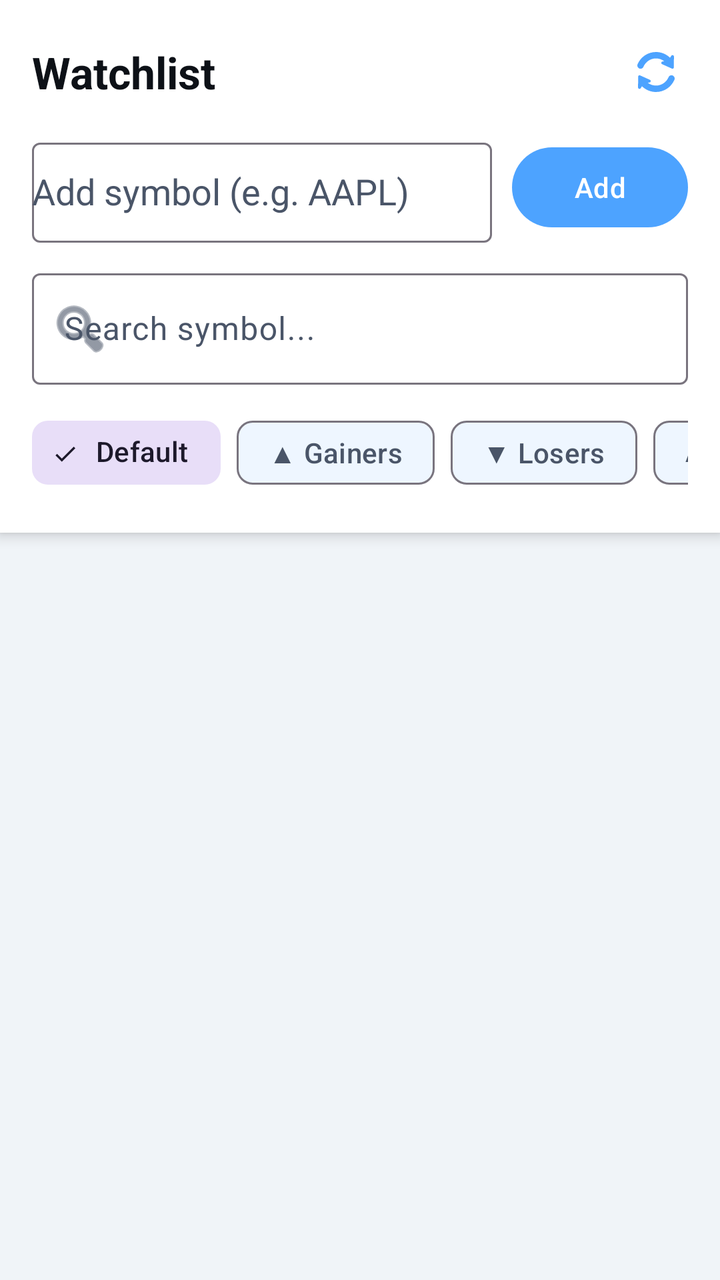
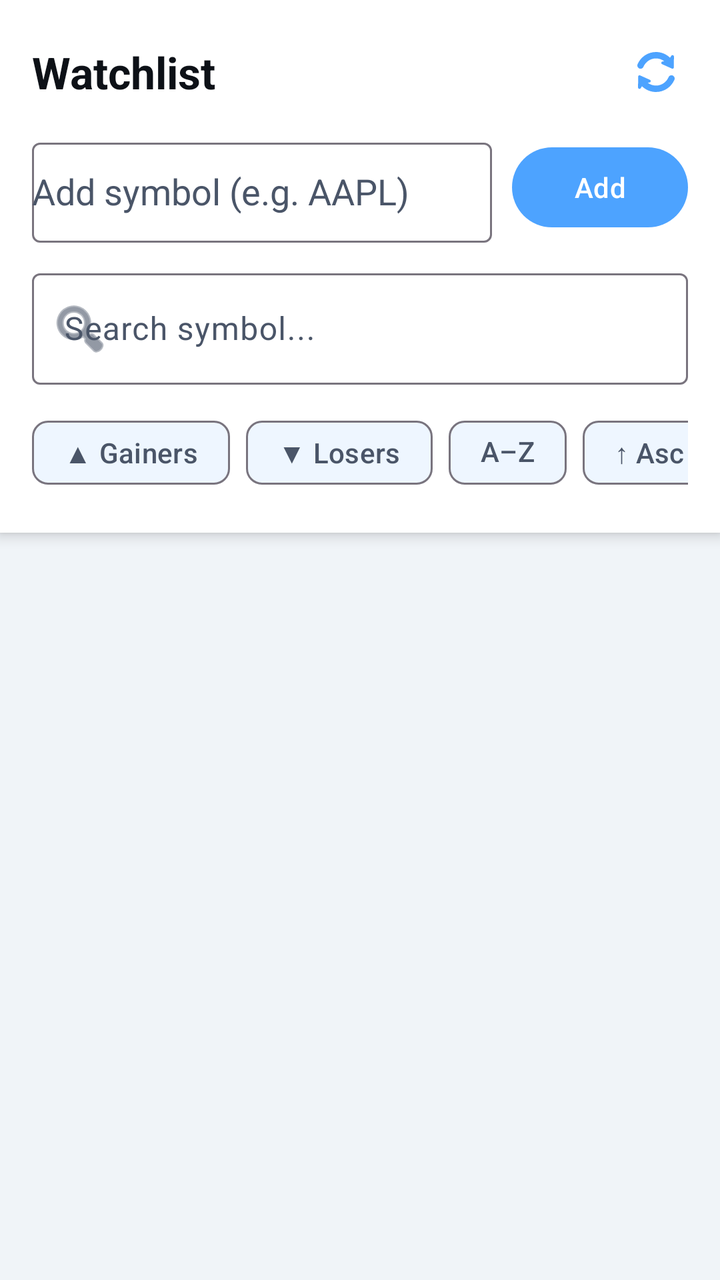

The first picture is an Android layout as it rendered before a commit; the second is the same layout after the commit. The layout source and the unified diff follow.
<!-- AndroidManifest.xml: application theme Theme.Chart -->
<!-- res/layout/fragment_watchlist.xml -->
<?xml version="1.0" encoding="utf-8"?>
<LinearLayout
    xmlns:android="http://schemas.android.com/apk/res/android"
    xmlns:app="http://schemas.android.com/apk/res-auto"
    android:layout_width="match_parent"
    android:layout_height="match_parent"
    android:orientation="vertical"
    android:background="?attr/colorBackground">

    
    <com.google.android.material.card.MaterialCardView
        android:layout_width="match_parent"
        android:layout_height="wrap_content"
        android:layout_margin="0dp"
        app:cardCornerRadius="0dp"
        app:cardElevation="4dp"
        app:strokeWidth="0dp">

        <LinearLayout
            android:layout_width="match_parent"
            android:layout_height="wrap_content"
            android:orientation="vertical"
            android:background="?attr/colorSurface"
            android:padding="16dp">

            
            <LinearLayout
                android:layout_width="match_parent"
                android:layout_height="wrap_content"
                android:orientation="horizontal"
                android:gravity="center_vertical">

                <TextView
                    android:layout_width="0dp"
                    android:layout_height="wrap_content"
                    android:layout_weight="1"
                    android:text="Watchlist"
                    android:textColor="?attr/colorOnSurface"
                    android:textSize="22sp"
                    android:textStyle="bold" />

                <com.google.android.material.button.MaterialButton
                    android:id="@+id/btnRefreshWatchlist"
                    style="@style/Widget.Material3.Button.IconButton"
                    android:layout_width="40dp"
                    android:layout_height="40dp"
                    android:contentDescription="Refresh"
                    app:icon="@drawable/baseline_refresh_24"
                    app:iconTint="?attr/colorPrimary" />

            </LinearLayout>

            
            <LinearLayout
                android:layout_width="match_parent"
                android:layout_height="wrap_content"
                android:orientation="horizontal"
                android:layout_marginTop="10dp"
                android:gravity="center_vertical">

                <com.google.android.material.textfield.TextInputLayout
                    style="@style/Widget.Material3.TextInputLayout.OutlinedBox"
                    android:layout_width="0dp"
                    android:layout_height="wrap_content"
                    android:layout_marginEnd="10dp"
                    android:layout_weight="1"
                    android:hint="Add symbol (e.g. AAPL)">

                    <AutoCompleteTextView
                        android:id="@+id/stockAutoInput"
                        android:layout_width="match_parent"
                        android:layout_height="50dp"
                        android:completionThreshold="1"
                        android:dropDownVerticalOffset="2dp"
                        android:imeOptions="actionDone"
                        android:inputType="textCapCharacters"
                        android:popupBackground="?attr/colorSurface"
                        android:textColor="?attr/colorOnSurface"
                        android:textColorHint="?attr/colorOnSurfaceVariant" />

                </com.google.android.material.textfield.TextInputLayout>

                <com.google.android.material.button.MaterialButton
                    android:id="@+id/addStockBtn"
                    style="@style/Widget.Material3.Button"
                    android:layout_width="wrap_content"
                    android:layout_height="wrap_content"
                    android:text="Add"
                    android:textAllCaps="false" />

            </LinearLayout>

            
            <com.google.android.material.textfield.TextInputLayout
                android:id="@+id/searchLayout"
                android:layout_width="match_parent"
                android:layout_height="wrap_content"
                android:layout_marginTop="10dp"
                style="@style/Widget.Material3.TextInputLayout.OutlinedBox"
                app:startIconDrawable="@android:drawable/ic_menu_search"
                android:hint="Search symbol...">

                <com.google.android.material.textfield.TextInputEditText
                    android:id="@+id/searchInput"
                    android:layout_width="match_parent"
                    android:layout_height="wrap_content"
                    android:imeOptions="actionSearch"
                    android:inputType="text"
                    android:textColor="?attr/colorOnSurface"
                    android:textColorHint="?attr/colorOnSurfaceVariant" />
            </com.google.android.material.textfield.TextInputLayout>

            
            <HorizontalScrollView
                android:layout_width="match_parent"
                android:layout_height="wrap_content"
                android:layout_marginTop="10dp"
                android:scrollbars="none">

                <com.google.android.material.chip.ChipGroup
                    android:id="@+id/sortChipGroup"
                    android:layout_width="wrap_content"
                    android:layout_height="wrap_content"
                    app:singleSelection="true"
                    app:selectionRequired="true">

                    <com.google.android.material.chip.Chip
                        android:id="@+id/chipSortDefault"
                        style="@style/Widget.Material3.Chip.Filter"
                        android:layout_width="wrap_content"
                        android:layout_height="wrap_content"
                        android:text="Default"
                        android:checked="true" />

                    <com.google.android.material.chip.Chip
                        android:id="@+id/chipSortGain"
                        style="@style/Widget.Material3.Chip.Filter"
                        android:layout_width="wrap_content"
                        android:layout_height="wrap_content"
                        android:text="▲ Gainers" />

                    <com.google.android.material.chip.Chip
                        android:id="@+id/chipSortLoss"
                        style="@style/Widget.Material3.Chip.Filter"
                        android:layout_width="wrap_content"
                        android:layout_height="wrap_content"
                        android:text="▼ Losers" />

                    <com.google.android.material.chip.Chip
                        android:id="@+id/chipSortAlpha"
                        style="@style/Widget.Material3.Chip.Filter"
                        android:layout_width="wrap_content"
                        android:layout_height="wrap_content"
                        android:text="A–Z" />

                </com.google.android.material.chip.ChipGroup>
            </HorizontalScrollView>

        </LinearLayout>
    </com.google.android.material.card.MaterialCardView>

    
    <androidx.recyclerview.widget.RecyclerView
        android:id="@+id/watchlistRecyclerView"
        android:layout_width="match_parent"
        android:layout_height="0dp"
        android:layout_weight="1"
        android:clipToPadding="false"
        android:paddingVertical="8dp"
        android:scrollbars="none" />

</LinearLayout>
<!-- resources referenced by this layout -->
<resources>
  <style name="Theme.Chart" parent="Base.Theme.MogoMarket" />
  <style name="Base.Theme.MogoMarket" parent="Theme.Material3.DayNight.NoActionBar">
          <item name="colorPrimary">@color/primary</item>
          <item name="colorPrimaryVariant">@color/primary_dark</item>
          <item name="colorOnPrimary">@color/white</item>
          <item name="colorSecondary">@color/bg_card</item>
          <item name="colorOnSecondary">@color/text_primary</item>
          <item name="colorSurface">@color/bg_secondary</item>
          <item name="colorOnSurface">@color/text_primary</item>
          <item name="android:colorBackground">@color/bg_primary</item>
          <item name="colorBackground">@color/bg_primary</item>
          <item name="colorOnBackground">@color/text_primary</item>
          <item name="colorOnSurfaceVariant">@color/text_secondary</item>
          <item name="colorError">@color/loss</item>
          <item name="colorOnError">@color/white</item>
          <item name="android:textColor">@color/text_primary</item>
          <item name="materialCardViewStyle">@style/CardStyle</item>
          <item name="android:statusBarColor">@color/bg_primary</item>
          
          <item name="android:windowLightStatusBar">true</item>
          
          <item name="bottomNavigationStyle">@style/BottomNavStyle</item>
      </style>
  <color name="primary">#4DA3FF</color>
  <color name="primary_dark">#1C6DD0</color>
  <color name="white">#FFFFFF</color>
  <color name="bg_card">#FFFFFF</color>
  <color name="text_primary">#0D1117</color>
  <color name="bg_secondary">#FFFFFF</color>
  <color name="bg_primary">#F0F4F8</color>
  <color name="text_secondary">#4A5568</color>
  <color name="loss">#FF4D4D</color>
  <style name="CardStyle" parent="Widget.Material3.CardView.Elevated">
          <item name="cardBackgroundColor">@color/bg_card</item>
          <item name="strokeColor">@color/colorDivider</item>
          <item name="strokeWidth">0dp</item>
          <item name="cardCornerRadius">16dp</item>
          <item name="cardElevation">2dp</item>
      </style>
  <style name="BottomNavStyle" parent="Widget.Material3.BottomNavigationView">
          <item name="android:background">?attr/colorSurface</item>
          <item name="elevation">8dp</item>
          <item name="labelVisibilityMode">labeled</item>
          <item name="itemActiveIndicatorStyle">@style/BottomNavIndicatorStyle</item>
      </style>
  <color name="colorDivider">#E2E8F0</color>
  <style name="BottomNavIndicatorStyle" parent="Widget.Material3.BottomNavigationView.ActiveIndicator">
          <item name="android:color">@android:color/transparent</item>
          <item name="android:width">0dp</item>
          <item name="android:height">0dp</item>
      </style>
  <!-- unchanged entries left out for length: 1 -->
</resources>

<!-- the commit's change to res/layout/fragment_watchlist.xml (unified diff, before → after) -->
@@ -98,6 +98,8 @@
                 android:layout_marginTop="10dp"
                 style="@style/Widget.Material3.TextInputLayout.OutlinedBox"
                 app:startIconDrawable="@android:drawable/ic_menu_search"
+                app:endIconMode="clear_text"
+                app:endIconTint="?attr/colorOnSurfaceVariant"
                 android:hint="Search symbol...">
 
                 <com.google.android.material.textfield.TextInputEditText
@@ -122,15 +124,9 @@
                     android:layout_width="wrap_content"
                     android:layout_height="wrap_content"
                     app:singleSelection="true"
-                    app:selectionRequired="true">
+                    app:selectionRequired="false">
 
-                    <com.google.android.material.chip.Chip
-                        android:id="@+id/chipSortDefault"
-                        style="@style/Widget.Material3.Chip.Filter"
-                        android:layout_width="wrap_content"
-                        android:layout_height="wrap_content"
-                        android:text="Default"
-                        android:checked="true" />
+                    
 
                     <com.google.android.material.chip.Chip
                         android:id="@+id/chipSortGain"
@@ -153,6 +149,14 @@
                         android:layout_height="wrap_content"
                         android:text="A–Z" />
 
+                    
+                    <com.google.android.material.chip.Chip
+                        android:id="@+id/chipSortDir"
+                        style="@style/Widget.Material3.Chip.Filter"
+                        android:layout_width="wrap_content"
+                        android:layout_height="wrap_content"
+                        android:text="↑ Asc" />
+
                 </com.google.android.material.chip.ChipGroup>
             </HorizontalScrollView>
 
